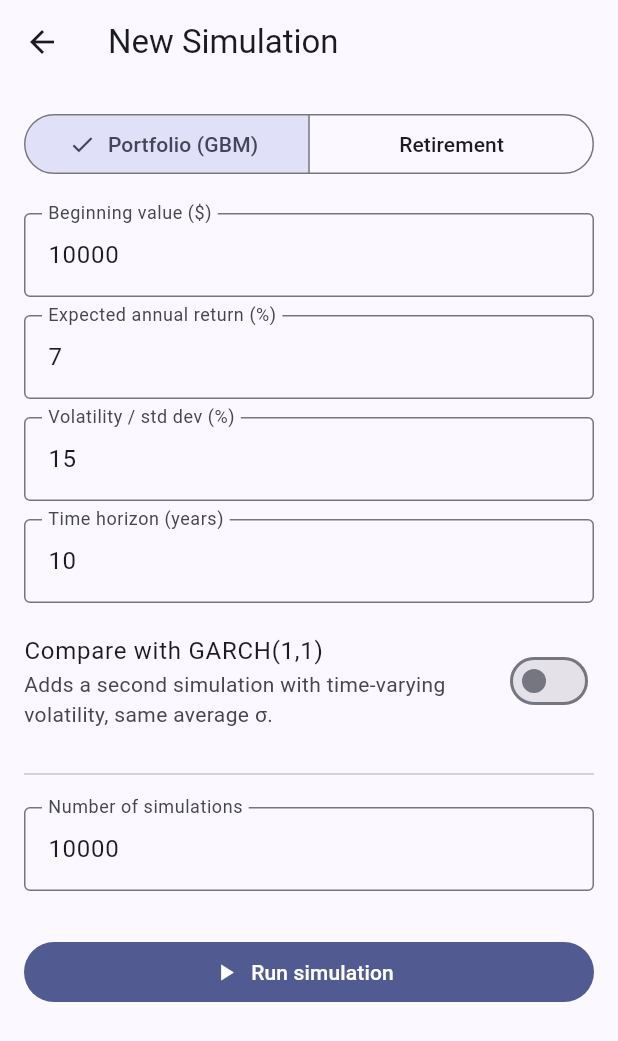
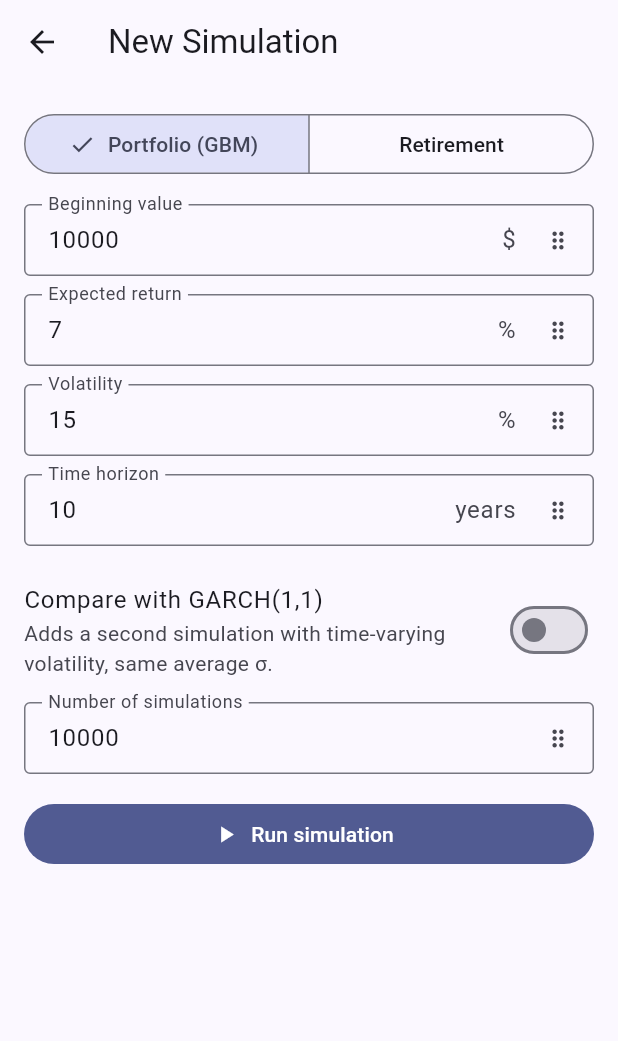
Before and after one commit to Bobs-Dev-Attic/MonteCarloSimulator, a Flutter app: the SimulationFormScreen screen opened directly, on a phone screen of 412 x 824 dp. Shown: the top 1041 px of the screen. Run offline on Flutter 3.47's test engine with Material 3 defaults, Android fonts, the phone set to English and light mode, and no system bars; our stand-ins replace cloud_firestore, cloud_functions, firebase_auth, firebase_core, fl_chart, flutter_riverpod and 1 more; accounts and stored records are empty.

Commit message:
feat(form): redesign with ScrubField inputs and responsive Wrap

```diff
--- a/lib/screens/simulation_form_screen.dart
+++ b/lib/screens/simulation_form_screen.dart
@@ -3,6 +3,7 @@ import 'package:flutter_riverpod/flutter_riverpod.dart';
 
 import '../models/simulation_config.dart';
 import '../state/providers.dart';
+import '../widgets/scrub_field.dart';
 import 'results_screen.dart';
 
 /// Form for configuring and launching a GBM or retirement simulation.
@@ -15,72 +16,55 @@ class SimulationFormScreen extends ConsumerStatefulWidget {
 }
 
 class _SimulationFormScreenState extends ConsumerState<SimulationFormScreen> {
-  final _formKey = GlobalKey<FormState>();
   String _model = 'gbm';
   bool _busy = false;
   bool _compareGarch = false;
   String? _error;
 
   // GBM fields.
-  final _beginningValue = TextEditingController(text: '10000');
-  final _mu = TextEditingController(text: '7');
-  final _sigma = TextEditingController(text: '15');
-  final _years = TextEditingController(text: '10');
+  double _beginningValue = 10000;
+  double _mu = 7;
+  double _sigma = 15;
+  double _years = 10;
 
   // Retirement fields.
-  final _startingBalance = TextEditingController(text: '100000');
-  final _annualContribution = TextEditingController(text: '15000');
-  final _yearsToRetire = TextEditingController(text: '25');
-  final _retirementYears = TextEditingController(text: '30');
-  final _annualWithdrawal = TextEditingController(text: '60000');
-  final _meanReturn = TextEditingController(text: '6');
-  final _stdReturn = TextEditingController(text: '12');
-  final _inflation = TextEditingController(text: '2.5');
+  double _startingBalance = 100000;
+  double _annualContribution = 15000;
+  double _yearsToRetire = 25;
+  double _retirementYears = 30;
+  double _annualWithdrawal = 60000;
+  double _meanReturn = 6;
+  double _stdReturn = 12;
+  double _inflation = 2.5;
 
-  final _nSims = TextEditingController(text: '10000');
-
-  @override
-  void dispose() {
-    for (final c in [
-      _beginningValue, _mu, _sigma, _years, _startingBalance,
-      _annualContribution, _yearsToRetire, _retirementYears, _annualWithdrawal,
-      _meanReturn, _stdReturn, _inflation, _nSims,
-    ]) {
-      c.dispose();
-    }
-    super.dispose();
-  }
-
-  double _d(TextEditingController c) => double.tryParse(c.text.trim()) ?? 0;
-  int _i(TextEditingController c) => int.tryParse(c.text.trim()) ?? 0;
+  double _nSims = 10000;
 
   SimulationConfig _buildConfig() {
-    final nSims = _i(_nSims);
+    final nSims = _nSims.round();
     if (_model == 'gbm') {
       return SimulationConfig.gbm(
-        beginningValue: _d(_beginningValue),
-        mu: _d(_mu) / 100, // percent -> fraction
-        sigma: _d(_sigma) / 100,
-        years: _d(_years),
+        beginningValue: _beginningValue,
+        mu: _mu / 100,
+        sigma: _sigma / 100,
+        years: _years,
         nSims: nSims,
         compareGarch: _compareGarch,
       );
     }
     return SimulationConfig.retirement(
-      startingBalance: _d(_startingBalance),
-      annualContribution: _d(_annualContribution),
-      yearsToRetire: _i(_yearsToRetire),
-      retirementYears: _i(_retirementYears),
-      annualWithdrawal: _d(_annualWithdrawal),
-      meanReturn: _d(_meanReturn) / 100,
-      stdReturn: _d(_stdReturn) / 100,
-      inflation: _d(_inflation) / 100,
+      startingBalance: _startingBalance,
+      annualContribution: _annualContribution,
+      yearsToRetire: _yearsToRetire.round(),
+      retirementYears: _retirementYears.round(),
+      annualWithdrawal: _annualWithdrawal,
+      meanReturn: _meanReturn / 100,
+      stdReturn: _stdReturn / 100,
+      inflation: _inflation / 100,
       nSims: nSims,
     );
   }
 
   Future<void> _runSimulation() async {
-    if (!_formKey.currentState!.validate()) return;
     setState(() {
       _busy = true;
       _error = null;
@@ -104,20 +88,26 @@ class _SimulationFormScreenState extends ConsumerState<SimulationFormScreen> {
         ),
       );
     } catch (e) {
-      setState(() => _error = e.toString());
+      if (mounted) setState(() => _error = e.toString());
     } finally {
       if (mounted) setState(() => _busy = false);
     }
+  }
+
+  int _columnsFor(double width) {
+    if (width >= 720) return 4;
+    if (width >= 420) return 2;
+    return 1;
   }
 
   @override
   Widget build(BuildContext context) {
     return Scaffold(
       appBar: AppBar(title: const Text('New Simulation')),
-      body: Form(
-        key: _formKey,
-        child: ListView(
-          padding: const EdgeInsets.all(16),
+      body: Padding(
+        padding: const EdgeInsets.all(16),
+        child: Column(
+          crossAxisAlignment: CrossAxisAlignment.stretch,
           children: [
             SegmentedButton<String>(
               segments: const [
@@ -128,21 +118,51 @@ class _SimulationFormScreenState extends ConsumerState<SimulationFormScreen> {
               onSelectionChanged: (s) => setState(() => _model = s.first),
             ),
             const SizedBox(height: 16),
-            if (_model == 'gbm') ..._gbmFields() else ..._retirementFields(),
-            const Divider(height: 32),
-            _numField(_nSims, 'Number of simulations', isInt: true),
+            LayoutBuilder(builder: (context, c) {
+              final cols = _columnsFor(c.maxWidth);
+              const gutter = 12.0;
+              final fieldWidth = (c.maxWidth - gutter * (cols - 1)) / cols;
+              final fields = _model == 'gbm' ? _gbmFields() : _retirementFields();
+              return Wrap(
+                spacing: gutter,
+                runSpacing: gutter,
+                children: [
+                  for (final f in fields) SizedBox(width: fieldWidth, child: f),
+                ],
+              );
+            }),
+            const SizedBox(height: 16),
+            if (_model == 'gbm')
+              SwitchListTile.adaptive(
+                contentPadding: EdgeInsets.zero,
+                value: _compareGarch,
+                onChanged: (v) => setState(() => _compareGarch = v),
+                title: const Text('Compare with GARCH(1,1)'),
+                subtitle: const Text(
+                    'Adds a second simulation with time-varying volatility, same average σ.'),
+              ),
+            const SizedBox(height: 8),
+            ScrubField(
+              label: 'Number of simulations',
+              value: _nSims,
+              kind: ScrubKind.integer,
+              minValue: 1000,
+              maxValue: 50000,
+              onChanged: (v) => setState(() => _nSims = v),
+            ),
             if (_error != null) ...[
               const SizedBox(height: 12),
               Text(_error!, style: const TextStyle(color: Colors.red)),
             ],
-            const SizedBox(height: 24),
+            const SizedBox(height: 16),
             FilledButton.icon(
               onPressed: _busy ? null : _runSimulation,
               icon: _busy
                   ? const SizedBox(
                       width: 18,
                       height: 18,
-                      child: CircularProgressIndicator(strokeWidth: 2))
+                      child: CircularProgressIndicator(strokeWidth: 2),
+                    )
                   : const Icon(Icons.play_arrow),
               label: Text(_busy ? 'Running…' : 'Run simulation'),
             ),
@@ -153,48 +173,105 @@ class _SimulationFormScreenState extends ConsumerState<SimulationFormScreen> {
   }
 
   List<Widget> _gbmFields() => [
-        _numField(_beginningValue, 'Beginning value (\$)'),
-        _numField(_mu, 'Expected annual return (%)'),
-        _numField(_sigma, 'Volatility / std dev (%)'),
-        _numField(_years, 'Time horizon (years)'),
-        Padding(
-          padding: const EdgeInsets.symmetric(vertical: 6),
-          child: SwitchListTile.adaptive(
-            contentPadding: EdgeInsets.zero,
-            value: _compareGarch,
-            onChanged: (v) => setState(() => _compareGarch = v),
-            title: const Text('Compare with GARCH(1,1)'),
-            subtitle: const Text(
-              'Adds a second simulation with time-varying volatility, same average σ.',
-            ),
-          ),
+        ScrubField(
+          label: 'Beginning value',
+          value: _beginningValue,
+          kind: ScrubKind.money,
+          suffixText: '\$',
+          minValue: 1,
+          onChanged: (v) => setState(() => _beginningValue = v),
+        ),
+        ScrubField(
+          label: 'Expected return',
+          value: _mu,
+          kind: ScrubKind.percent,
+          suffixText: '%',
+          onChanged: (v) => setState(() => _mu = v),
+        ),
+        ScrubField(
+          label: 'Volatility',
+          value: _sigma,
+          kind: ScrubKind.percent,
+          suffixText: '%',
+          minValue: 0,
+          onChanged: (v) => setState(() => _sigma = v),
+        ),
+        ScrubField(
+          label: 'Time horizon',
+          value: _years,
+          kind: ScrubKind.years,
+          suffixText: 'years',
+          minValue: 1,
+          maxValue: 50,
+          onChanged: (v) => setState(() => _years = v),
         ),
       ];
 
   List<Widget> _retirementFields() => [
-        _numField(_startingBalance, 'Starting balance (\$)'),
-        _numField(_annualContribution, 'Annual contribution (\$)'),
-        _numField(_yearsToRetire, 'Years until retirement', isInt: true),
-        _numField(_retirementYears, 'Years in retirement', isInt: true),
-        _numField(_annualWithdrawal, 'Annual withdrawal (\$)'),
-        _numField(_meanReturn, 'Mean annual return (%)'),
-        _numField(_stdReturn, 'Return volatility (%)'),
-        _numField(_inflation, 'Inflation (%)'),
+        ScrubField(
+          label: 'Starting balance',
+          value: _startingBalance,
+          kind: ScrubKind.money,
+          suffixText: '\$',
+          minValue: 0,
+          onChanged: (v) => setState(() => _startingBalance = v),
+        ),
+        ScrubField(
+          label: 'Annual contribution',
+          value: _annualContribution,
+          kind: ScrubKind.money,
+          suffixText: '\$',
+          minValue: 0,
+          onChanged: (v) => setState(() => _annualContribution = v),
+        ),
+        ScrubField(
+          label: 'Years until retirement',
+          value: _yearsToRetire,
+          kind: ScrubKind.years,
+          suffixText: 'years',
+          minValue: 0,
+          maxValue: 50,
+          onChanged: (v) => setState(() => _yearsToRetire = v),
+        ),
+        ScrubField(
+          label: 'Years in retirement',
+          value: _retirementYears,
+          kind: ScrubKind.years,
+          suffixText: 'years',
+          minValue: 1,
+          maxValue: 50,
+          onChanged: (v) => setState(() => _retirementYears = v),
+        ),
+        ScrubField(
+          label: 'Annual withdrawal',
+          value: _annualWithdrawal,
+          kind: ScrubKind.money,
+          suffixText: '\$',
+          minValue: 0,
+          onChanged: (v) => setState(() => _annualWithdrawal = v),
+        ),
+        ScrubField(
+          label: 'Mean return',
+          value: _meanReturn,
+          kind: ScrubKind.percent,
+          suffixText: '%',
+          onChanged: (v) => setState(() => _meanReturn = v),
+        ),
+        ScrubField(
+          label: 'Return volatility',
+          value: _stdReturn,
+          kind: ScrubKind.percent,
+          suffixText: '%',
+          minValue: 0,
+          onChanged: (v) => setState(() => _stdReturn = v),
+        ),
+        ScrubField(
+          label: 'Inflation',
+          value: _inflation,
+          kind: ScrubKind.percent,
+          suffixText: '%',
+          minValue: 0,
+          onChanged: (v) => setState(() => _inflation = v),
+        ),
       ];
-
-  Widget _numField(TextEditingController c, String label, {bool isInt = false}) {
-    return Padding(
-      padding: const EdgeInsets.symmetric(vertical: 6),
-      child: TextFormField(
-        controller: c,
-        decoration: InputDecoration(labelText: label, border: const OutlineInputBorder()),
-        keyboardType: TextInputType.numberWithOptions(decimal: !isInt),
-        validator: (v) {
-          final parsed = isInt ? int.tryParse(v ?? '') : double.tryParse(v ?? '');
-          if (parsed == null) return 'Enter a valid number';
-          return null;
-        },
-      ),
-    );
-  }
 }
```
